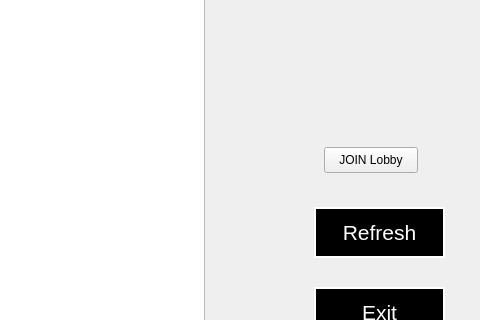
Above: client/Lobby/joinlobby.ui from mateozorzi/practice-sdd before the change; both pictures show x 526 to 1006 and y 303 to 623 of the 1006 by 727 pixel window. Below: the same form after it.
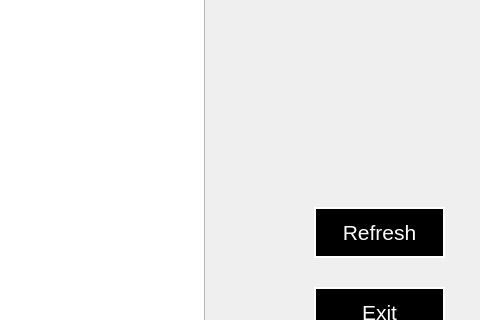
That is the form after the change. Icons and pictures are not drawn.

Commit message: client waits for response to join lobby

What changed in the file:
```diff
--- a/client/Lobby/joinlobby.ui
+++ b/client/Lobby/joinlobby.ui
@@ -80,19 +80,6 @@
      <string>Exit</string>
     </property>
    </widget>
-   <widget class="QPushButton" name="pushButton">
-    <property name="geometry">
-     <rect>
-      <x>850</x>
-      <y>450</y>
-      <width>94</width>
-      <height>26</height>
-     </rect>
-    </property>
-    <property name="text">
-     <string>JOIN Lobby</string>
-    </property>
-   </widget>
    <widget class="QTextEdit" name="textEdit">
     <property name="geometry">
      <rect>
```
The commit also changes 3 other files.
